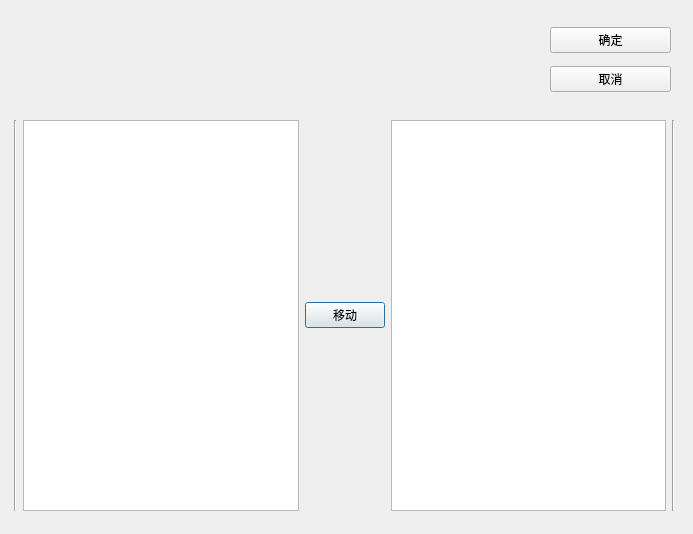
jinzekid/codehub, file python/test_gui/SetTaskDetail.ui: the form before one commit.
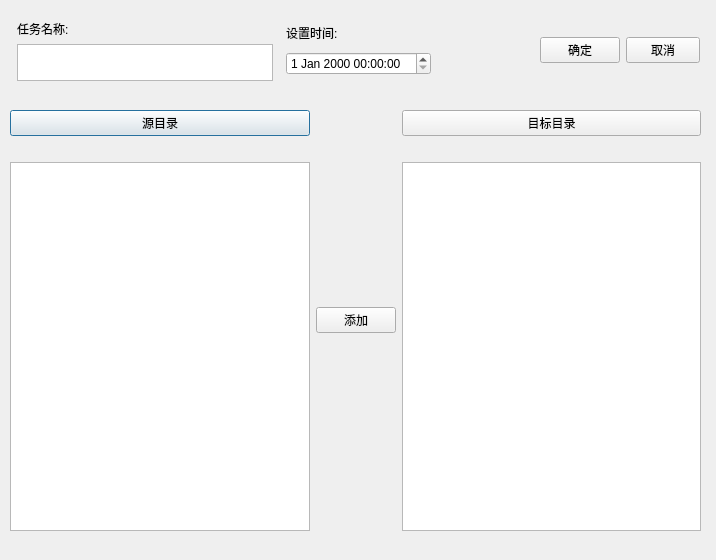
The form after the commit.

Commit message: python代码更新:STM(定时任务管理器)

What changed in the file:
```diff
--- a/python/test_gui/SetTaskDetail.ui
+++ b/python/test_gui/SetTaskDetail.ui
@@ -6,8 +6,8 @@
    <rect>
     <x>0</x>
     <y>0</y>
-    <width>693</width>
-    <height>534</height>
+    <width>716</width>
+    <height>560</height>
    </rect>
   </property>
   <property name="windowTitle">
@@ -16,60 +16,104 @@
   <widget class="QWidget" name="horizontalLayoutWidget">
    <property name="geometry">
     <rect>
-     <x>14</x>
-     <y>120</y>
-     <width>661</width>
-     <height>391</height>
+     <x>10</x>
+     <y>110</y>
+     <width>691</width>
+     <height>421</height>
     </rect>
    </property>
    <layout class="QHBoxLayout" name="horizontalLayout">
     <item>
-     <widget class="Line" name="line">
-      <property name="orientation">
-       <enum>Qt::Vertical</enum>
-      </property>
-     </widget>
+     <layout class="QGridLayout" name="gridLayout_3">
+      <item row="1" column="0">
+       <widget class="QLabel" name="labSrcPath">
+        <property name="sizePolicy">
+         <sizepolicy hsizetype="Maximum" vsizetype="Preferred">
+          <horstretch>0</horstretch>
+          <verstretch>0</verstretch>
+         </sizepolicy>
+        </property>
+        <property name="text">
+         <string/>
+        </property>
+       </widget>
+      </item>
+      <item row="0" column="0">
+       <widget class="QPushButton" name="btnChooseFromPath">
+        <property name="text">
+         <string>源目录</string>
+        </property>
+       </widget>
+      </item>
+      <item row="2" column="0">
+       <widget class="QListWidget" name="listWidgetOfSrc"/>
+      </item>
+     </layout>
     </item>
     <item>
-     <widget class="QListWidget" name="listWidget"/>
+     <layout class="QVBoxLayout" name="verticalLayout">
+      <item>
+       <widget class="QPushButton" name="BtnAddFiles">
+        <property name="text">
+         <string>添加</string>
+        </property>
+       </widget>
+      </item>
+     </layout>
     </item>
     <item>
-     <widget class="QPushButton" name="pushButton">
-      <property name="text">
-       <string>移动</string>
-      </property>
-     </widget>
-    </item>
-    <item>
-     <widget class="QListWidget" name="listWidget_2"/>
-    </item>
-    <item>
-     <widget class="Line" name="line_2">
-      <property name="orientation">
-       <enum>Qt::Vertical</enum>
-      </property>
-     </widget>
+     <layout class="QGridLayout" name="gridLayout_4">
+      <item row="1" column="0">
+       <widget class="QLabel" name="labDestPath">
+        <property name="sizePolicy">
+         <sizepolicy hsizetype="Maximum" vsizetype="Preferred">
+          <horstretch>0</horstretch>
+          <verstretch>0</verstretch>
+         </sizepolicy>
+        </property>
+        <property name="text">
+         <string/>
+        </property>
+       </widget>
+      </item>
+      <item row="0" column="0">
+       <widget class="QPushButton" name="btnChooseToPath">
+        <property name="sizePolicy">
+         <sizepolicy hsizetype="Minimum" vsizetype="Fixed">
+          <horstretch>0</horstretch>
+          <verstretch>0</verstretch>
+         </sizepolicy>
+        </property>
+        <property name="text">
+         <string>目标目录</string>
+        </property>
+       </widget>
+      </item>
+      <item row="2" column="0">
+       <widget class="QListWidget" name="listWidgetOfDest"/>
+      </item>
+     </layout>
     </item>
    </layout>
   </widget>
   <widget class="QWidget" name="gridLayoutWidget">
    <property name="geometry">
     <rect>
-     <x>550</x>
+     <x>540</x>
      <y>20</y>
-     <width>121</width>
-     <height>80</height>
+     <width>160</width>
+     <height>61</height>
     </rect>
    </property>
-   <layout class="QGridLayout" name="gridLayout">
-    <item row="0" column="0">
+   <layout class="QHBoxLayout" name="horizontalLayout_3">
+    <item>
      <widget class="QPushButton" name="btnOK">
       <property name="text">
        <string>确定</string>
       </property>
      </widget>
     </item>
-    <item row="1" column="0">
+    <item>
      <widget class="QPushButton" name="btnCancle">
       <property name="sizePolicy">
        <sizepolicy hsizetype="Ignored" vsizetype="Fixed">
@@ -84,6 +128,78 @@
     </item>
    </layout>
   </widget>
+  <widget class="QWidget" name="horizontalLayoutWidget_2">
+   <property name="geometry">
+    <rect>
+     <x>10</x>
+     <y>20</y>
+     <width>430</width>
+     <height>61</height>
+    </rect>
+   </property>
+   <layout class="QHBoxLayout" name="horizontalLayout_2">
+    <item>
+     <layout class="QVBoxLayout" name="verticalLayout_3">
+      <item>
+       <widget class="QLabel" name="label_2">
+        <property name="sizePolicy">
+         <sizepolicy hsizetype="Fixed" vsizetype="Fixed">
+          <horstretch>0</horstretch>
+          <verstretch>0</verstretch>
+         </sizepolicy>
+        </property>
+        <property name="text">
+         <string>任务名称:</string>
+        </property>
+        <property name="alignment">
+         <set>Qt::AlignLeading|Qt::AlignLeft|Qt::AlignVCenter</set>
+        </property>
+       </widget>
+      </item>
+      <item>
+       <widget class="QTextEdit" name="teTaskOfName">
+        <property name="sizePolicy">
+         <sizepolicy hsizetype="Fixed" vsizetype="Preferred">
+          <horstretch>0</horstretch>
+          <verstretch>0</verstretch>
+         </sizepolicy>
+        </property>
+       </widget>
+      </item>
+     </layout>
+    </item>
+    <item>
+     <layout class="QVBoxLayout" name="verticalLayout_2">
+      <item>
+       <widget class="QLabel" name="label">
+        <property name="sizePolicy">
+         <sizepolicy hsizetype="Fixed" vsizetype="Fixed">
+          <horstretch>0</horstretch>
+          <verstretch>0</verstretch>
+         </sizepolicy>
+        </property>
+        <property name="text">
+         <string>设置时间:</string>
+        </property>
+        <property name="alignment">
+         <set>Qt::AlignLeading|Qt::AlignLeft|Qt::AlignVCenter</set>
+        </property>
+       </widget>
+      </item>
+      <item>
+       <widget class="QDateTimeEdit" name="objDateTimeEdit">
+        <property name="sizePolicy">
+         <sizepolicy hsizetype="Fixed" vsizetype="Fixed">
+          <horstretch>0</horstretch>
+          <verstretch>0</verstretch>
+         </sizepolicy>
+        </property>
+       </widget>
+      </item>
+     </layout>
+    </item>
+   </layout>
+  </widget>
  </widget>
  <resources/>
  <connections/>
```
Left out of the diff: 2 changed lines with no effect on the pictures. The commit also changes 11 other files.
